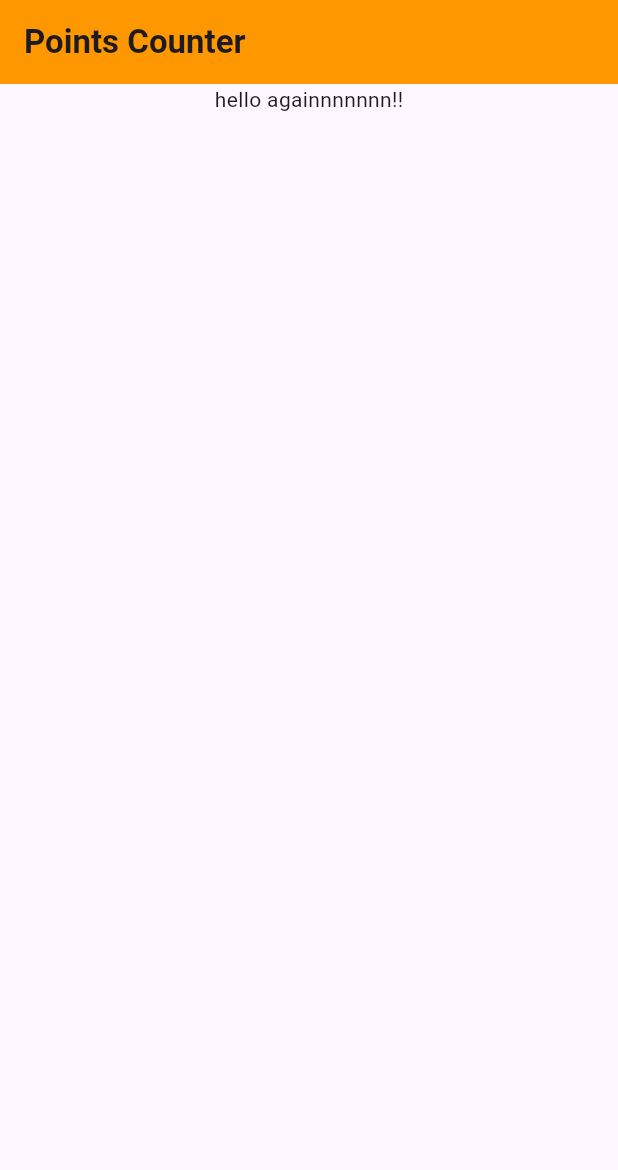
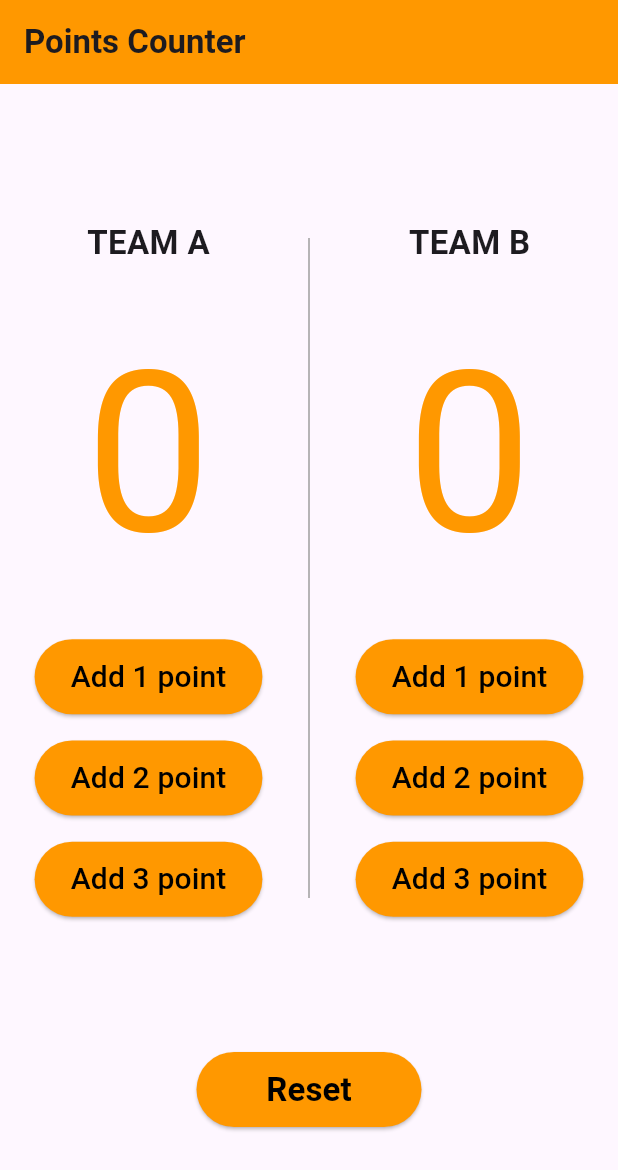
Before and after one commit to Nour-Hagag/points_counter, a Flutter app: the screen it shows after launch, on a phone screen of 412 x 824 dp. Shown: the top 1170 px of the screen. Run offline on Flutter 3.47's test engine with Material 3 defaults, Android fonts, the phone set to English and light mode, and no system bars.

Commit message:
finishing ui

```diff
--- a/lib/main.dart
+++ b/lib/main.dart
@@ -19,7 +19,144 @@ class PointsCounter extends StatelessWidget {
             style: TextStyle(fontWeight: FontWeight.bold),
           ),
         ),
-        body: Column(children: [Center(child: Text('hello againnnnnnn!!'))]),
+        body: Column(
+          mainAxisAlignment: MainAxisAlignment.spaceEvenly,
+          children: [
+            Row(
+              mainAxisAlignment: MainAxisAlignment.spaceEvenly,
+              children: [
+                SizedBox(
+                  height: 500,
+                  child: Column(
+                    mainAxisAlignment: MainAxisAlignment.spaceEvenly,
+                    children: [
+                      Text(
+                        'TEAM A',
+                        style: TextStyle(
+                          fontSize: 22,
+                          fontWeight: FontWeight.bold,
+                        ),
+                      ),
+                      Text(
+                        '0',
+                        style: TextStyle(fontSize: 150, color: Colors.orange),
+                      ),
+                      ElevatedButton(
+                        onPressed: () {},
+                        style: ElevatedButton.styleFrom(
+                          backgroundColor: Colors.orange,
+                          minimumSize: Size(150, 50),
+                        ),
+                        child: Text(
+                          'Add 1 point',
+                          style: TextStyle(fontSize: 20, color: Colors.black),
+                        ),
+                      ),
+                      ElevatedButton(
+                        onPressed: () {},
+                        style: ElevatedButton.styleFrom(
+                          backgroundColor: Colors.orange,
+                          minimumSize: Size(150, 50),
+                        ),
+                        child: Text(
+                          'Add 2 point',
+                          style: TextStyle(fontSize: 20, color: Colors.black),
+                        ),
+                      ),
+                      ElevatedButton(
+                        onPressed: () {},
+                        style: ElevatedButton.styleFrom(
+                          backgroundColor: Colors.orange,
+                          minimumSize: Size(150, 50),
+                        ),
+                        child: Text(
+                          'Add 3 point',
+                          style: TextStyle(fontSize: 20, color: Colors.black),
+                        ),
+                      ),
+                    ],
+                  ),
+                ),
+                SizedBox(
+                  height: 500,
+                  child: VerticalDivider(
+                    thickness: 1,
+                    color: Colors.grey,
+                    indent: 30,
+                    endIndent: 30,
+                  ),
+                ),
+                SizedBox(
+                  height: 500,
+                  child: Column(
+                    mainAxisAlignment: MainAxisAlignment.spaceEvenly,
+                    children: [
+                      Text(
+                        'TEAM B',
+                        style: TextStyle(
+                          fontSize: 22,
+                          fontWeight: FontWeight.bold,
+                        ),
+                      ),
+                      Text(
+                        '0',
+                        style: TextStyle(fontSize: 150, color: Colors.orange),
+                      ),
+                      ElevatedButton(
+                        onPressed: () {},
+                        style: ElevatedButton.styleFrom(
+                          backgroundColor: Colors.orange,
+                          minimumSize: Size(150, 50),
+                        ),
+                        child: Text(
+                          'Add 1 point',
+                          style: TextStyle(fontSize: 20, color: Colors.black),
+                        ),
+                      ),
+                      ElevatedButton(
+                        onPressed: () {},
+                        style: ElevatedButton.styleFrom(
+                          backgroundColor: Colors.orange,
+                          minimumSize: Size(150, 50),
+                        ),
+                        child: Text(
+                          'Add 2 point',
+                          style: TextStyle(fontSize: 20, color: Colors.black),
+                        ),
+                      ),
+                      ElevatedButton(
+                        onPressed: () {},
+                        style: ElevatedButton.styleFrom(
+                          backgroundColor: Colors.orange,
+                          minimumSize: Size(150, 50),
+                        ),
+                        child: Text(
+                          'Add 3 point',
+                          style: TextStyle(fontSize: 20, color: Colors.black),
+                        ),
+                      ),
+                    ],
+                  ),
+                ),
+              ],
+            ),
+            ElevatedButton(
+              style: ElevatedButton.styleFrom(
+                backgroundColor: Colors.orange,
+                minimumSize: Size(150, 50),
+              ),
+              onPressed: () {},
+              child: Text(
+                'Reset',
+                style: TextStyle(
+                  fontSize: 22,
+                  fontWeight: FontWeight.bold,
+                  color: Colors.black,
+                ),
+              ),
+            ),
+          ],
+        ),
       ),
     );
   }
```
